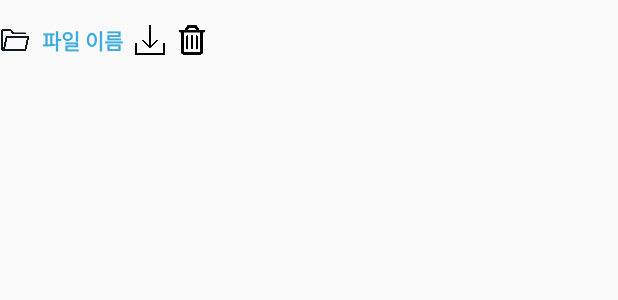
After one commit to SSARY-ssafy/APP, an Android app built with Jetpack Compose: the layout my_exist_text_uploaded_file.xml on its own in the app's theme, with its tools: preview values and no code run, on a phone screen of 412 x 824 dp. The commit adds this screen. Shown: the top 300 px of the screen. Run offline under Robolectric (Android 15) with nearby library versions, the phone set to English and light mode, and no system bars.

Commit message:
feat : 기존글 파일서식 레이아웃 분리

```diff
--- /dev/null
+++ b/app/src/main/res/layout/my_exist_text_uploaded_file.xml
@@ -0,0 +1,52 @@
+<LinearLayout
+    xmlns:android="http://schemas.android.com/apk/res/android"
+    android:layout_width="wrap_content"
+    android:layout_height="wrap_content"
+    android:orientation="horizontal"
+    android:gravity="center_vertical"
+    android:layout_marginTop="16dp">
+
+    <!-- 파일 아이콘 -->
+    <ImageView
+        android:id="@+id/fileIcon"
+        android:layout_width="20dp"
+        android:layout_height="20dp"
+        android:src="@drawable/ic_folderopen"
+        android:contentDescription="파일 아이콘" />
+
+    <!-- 업로드된 파일 이름 -->
+    <TextView
+        android:id="@+id/uploadedFileTextView"
+        android:layout_width="wrap_content"
+        android:layout_height="wrap_content"
+        android:layout_marginStart="8dp"
+        android:text="파일 이름"
+        android:textColor="@color/blue"
+        android:textStyle="bold"
+        android:ellipsize="end"
+        android:maxLines="1"
+        android:clickable="true"
+        android:focusable="true" />
+
+    <!-- 다운로드 버튼 (읽기 모드에서만 표시) -->
+    <ImageView
+        android:id="@+id/downloadFileButton"
+        android:layout_width="20dp"
+        android:layout_height="20dp"
+        android:src="@drawable/ic_download"
+        android:contentDescription="다운로드"
+        android:layout_marginStart="8dp"
+        android:clickable="true"
+        android:focusable="true" />
+
+    <!-- 삭제 버튼 -->
+    <ImageView
+        android:id="@+id/deleteFileButton"
+        android:layout_width="20dp"
+        android:layout_height="20dp"
+        android:src="@drawable/ic_delete"
+        android:contentDescription="파일 삭제"
+        android:layout_marginStart="8dp"
+        android:clickable="true"
+        android:focusable="true" />
+</LinearLayout>
```
Also changed, not shown: app/src/main/res/layout/activity_my_exist_text.xml (+4 -60 lines).
